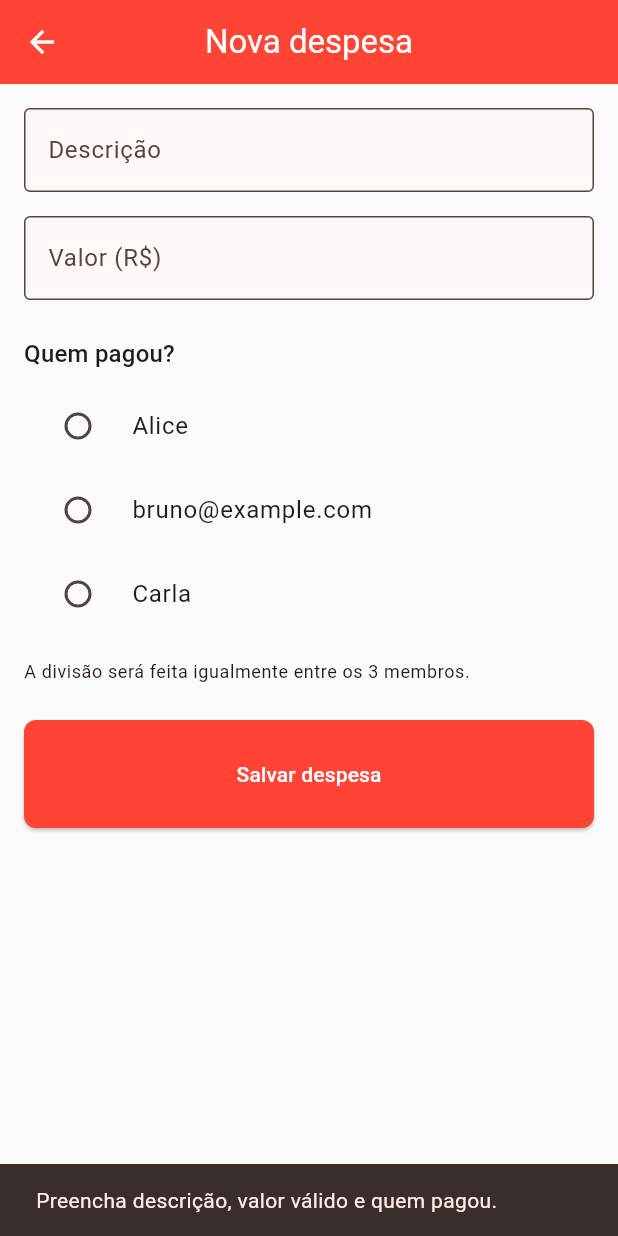
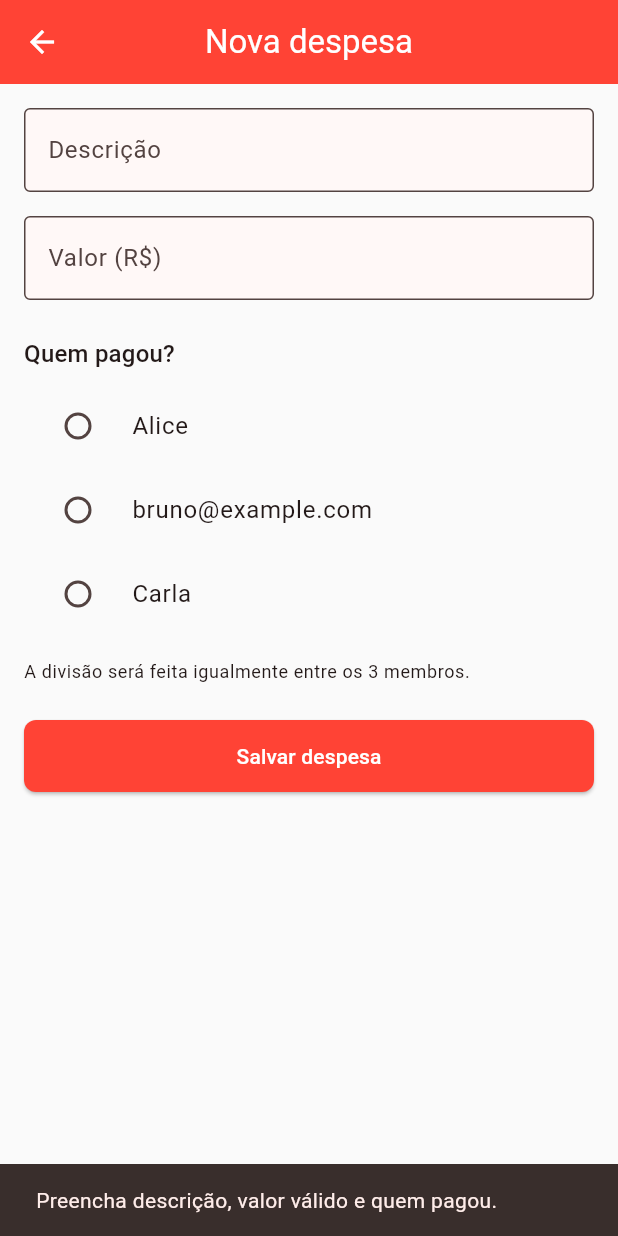
Before and after one commit to natali-schers/divider-app, a Flutter app: the AddExpenseScreen screen opened directly with sample values from the repository, after a tap on "Salvar despesa", on a phone screen of 412 x 824 dp. Run offline on Flutter 3.47's test engine with Material 3 defaults, Android fonts, the phone set to English and light mode, and no system bars; our stand-ins replace flutter_dotenv, flutter_secure_storage, go_router; accounts and stored records are empty; network calls fail; statements that could not run were skipped.

Commit message:
feat: enhance authentication flow and improve UI responsiveness

```diff
--- a/lib/main.dart
+++ b/lib/main.dart
@@ -6,6 +6,7 @@ import 'package:divider/providers/member_provider.dart';
 import 'package:divider/providers/warmup_provider.dart';
 import 'package:flutter/material.dart';
 import 'package:flutter_dotenv/flutter_dotenv.dart';
+import 'package:go_router/go_router.dart';
 import 'package:provider/provider.dart';
 import 'providers/group_provider.dart';
 
@@ -15,25 +16,34 @@ Future<void> main() async {
   runApp(const MyApp());
 }
 
-class MyApp extends StatelessWidget {
+class MyApp extends StatefulWidget {
   const MyApp({super.key});
+
+  @override
+  State<MyApp> createState() => _MyAppState();
+}
+
+class _MyAppState extends State<MyApp> {
+  GoRouter? _router;
 
   @override
   Widget build(BuildContext context) {
     return MultiProvider(
       providers: [
         ChangeNotifierProvider(create: (_) => WarmupProvider()),
-        ChangeNotifierProvider(create: (_) => AuthProvider()),
+        ChangeNotifierProvider(create: (_) => AuthProvider()..tryAutoLogin()),
         ChangeNotifierProvider(create: (_) => GroupProvider()),
         ChangeNotifierProvider(create: (_) => ExpenseProvider()),
         ChangeNotifierProvider(create: (_) => MemberProvider()),
       ],
-      child: Consumer<AuthProvider>(
-        builder: (context, authProvider, child) {
+      child: Builder(
+        builder: (context) {
+          _router ??= AppRouter.router(context.read<AuthProvider>());
+
           return MaterialApp.router(
             title: 'Divider App',
             theme: AppTheme.light,
-            routerConfig: AppRouter.router(authProvider),
+            routerConfig: _router!,
           );
         },
       ),
--- a/lib/screens/add_expense_screen.dart
+++ b/lib/screens/add_expense_screen.dart
@@ -36,7 +36,10 @@ class _AddExpenseScreenState extends State<AddExpenseScreen> {
     final amountText = _amountController.text.trim().replaceAll(',', '.');
     final amount = double.tryParse(amountText);
 
-    if (description.isEmpty || amount == null || amount <= 0 || _selectedPayer == null) {
+    if (description.isEmpty ||
+        amount == null ||
+        amount <= 0 ||
+        _selectedPayer == null) {
       ScaffoldMessenger.of(context).showSnackBar(
         const SnackBar(
           content: Text('Preencha descrição, valor válido e quem pagou.'),
@@ -58,7 +61,9 @@ class _AddExpenseScreenState extends State<AddExpenseScreen> {
       date: DateTime.now(),
       splitType: SplitType.equal,
       splits: members
-          .map((member) => ExpenseSplit(memberId: member.id, amount: splitAmount))
+          .map(
+            (member) => ExpenseSplit(memberId: member.id, amount: splitAmount),
+          )
           .toList(),
     );
 
@@ -75,9 +80,7 @@ class _AddExpenseScreenState extends State<AddExpenseScreen> {
     final isSaving = expenseProvider.status == LoadStatus.loading;
 
     return Scaffold(
-      appBar: AppBar(
-        title: const Text('Nova despesa'),
-      ),
+      appBar: AppBar(title: const Text('Nova despesa')),
       body: Padding(
         padding: const EdgeInsets.all(16.0),
         child: Column(
@@ -93,7 +96,9 @@ class _AddExpenseScreenState extends State<AddExpenseScreen> {
             const SizedBox(height: 16),
             TextField(
               controller: _amountController,
-              keyboardType: const TextInputType.numberWithOptions(decimal: true),
+              keyboardType: const TextInputType.numberWithOptions(
+                decimal: true,
+              ),
               decoration: const InputDecoration(
                 labelText: 'Valor (R\$)',
                 border: OutlineInputBorder(),
@@ -104,7 +109,11 @@ class _AddExpenseScreenState extends State<AddExpenseScreen> {
             const SizedBox(height: 8),
             ...widget.group.members.map((member) {
               return RadioListTile<Member>(
-                title: Text(member.user?.name ?? member.inviteEmail ?? 'Membro desconhecido'),
+                title: Text(
+                  member.user?.name ??
+                      member.inviteEmail ??
+                      'Membro desconhecido',
+                ),
                 value: member,
                 groupValue: _selectedPayer,
                 onChanged: (value) {
@@ -126,17 +135,11 @@ class _AddExpenseScreenState extends State<AddExpenseScreen> {
                 onPressed: isSaving ? null : _saveExpense,
                 child: isSaving
                     ? const SizedBox(
-                        width: 18,
-                        height: 18,
-                        child: CircularProgressIndicator(
-                          strokeWidth: 2,
-                          color: Colors.white,
-                        ),
+                        width: 16,
+                        height: 16,
+                        child: CircularProgressIndicator(strokeWidth: 2),
                       )
-                    : const Padding(
-                        padding: EdgeInsets.symmetric(vertical: 12.0),
-                        child: Text('Salvar despesa'),
-                      ),
+                    : const Text('Salvar despesa'),
               ),
             ),
           ],
--- a/lib/screens/pending_invites_screen.dart
+++ b/lib/screens/pending_invites_screen.dart
@@ -1,6 +1,7 @@
 import 'package:divider/models/load_status.dart';
 import 'package:divider/providers/group_provider.dart';
 import 'package:divider/providers/member_provider.dart';
+import 'package:divider/widgets/loading_view.dart';
 import 'package:flutter/material.dart';
 import 'package:provider/provider.dart';
 
@@ -38,7 +39,7 @@ class _PendingInvitesScreenState extends State<PendingInvitesScreen> {
       body: Consumer<MemberProvider>(
         builder: (context, memberProvider, child) {
           if (memberProvider.status == LoadStatus.loading) {
-            return const Center(child: CircularProgressIndicator());
+            return const Expanded(flex: 0, child: LoadingView());
           }
 
           if (memberProvider.pendingInvites.isEmpty) {
@@ -64,7 +65,6 @@ class _PendingInvitesScreenState extends State<PendingInvitesScreen> {
                           height: 16,
                           child: CircularProgressIndicator(
                             strokeWidth: 2,
-                            color: Colors.white,
                           ),
                         )
                       : const Text('Aceitar'),
```
Also changed, not shown: lib/providers/auth_provider.dart (+34 -14 lines), lib/screens/create_group_screen.dart (+8 -11 lines), lib/screens/splash_screen.dart (+8 -1 lines).
